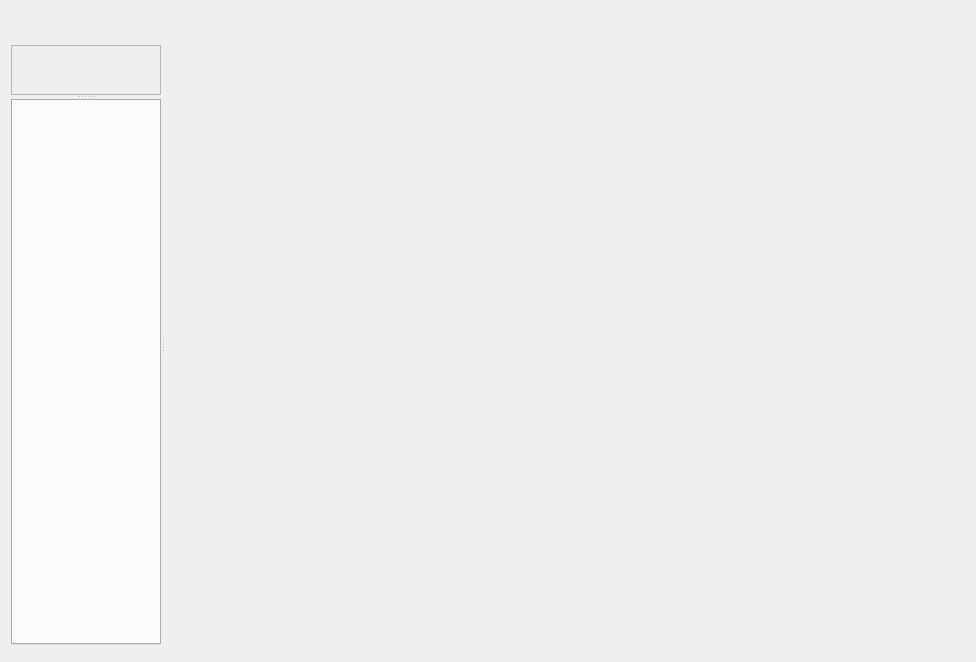
The window that Code/Mantid/Vates/VatesSimpleGui/ViewWidgets/inc/MantidVatesSimpleGuiViewWidgets/MdViewerWidget.ui (mantidproject/mantid) describes before a commit, drawn with Qt 5.
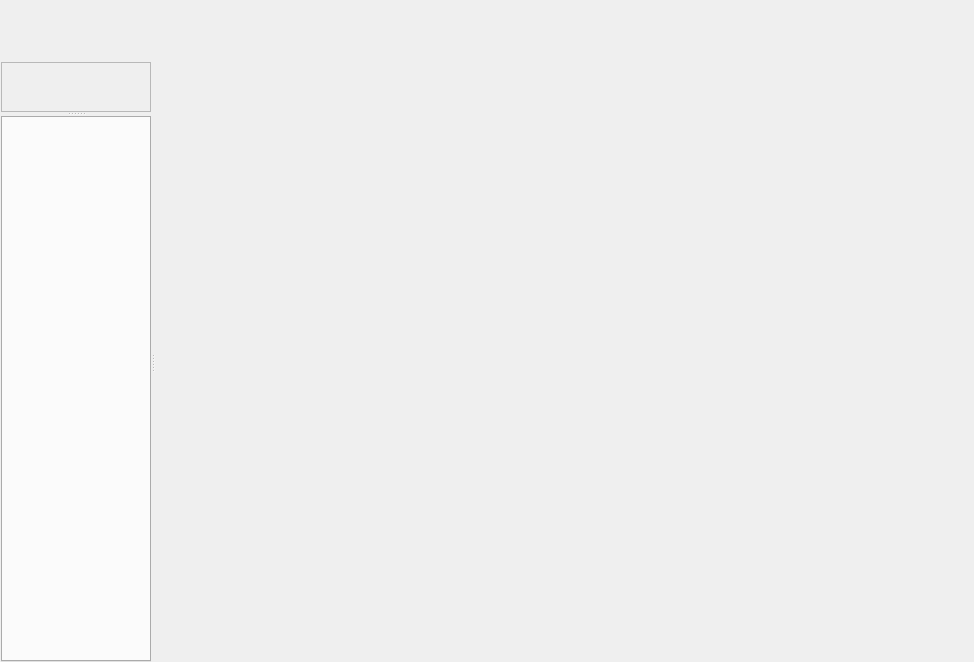
The same window after the commit. Custom widgets are drawn as their Qt base class.

Commit message: Refs #4095. Adjusting main widget margins.

```diff
--- a/Code/Mantid/Vates/VatesSimpleGui/ViewWidgets/inc/MantidVatesSimpleGuiViewWidgets/MdViewerWidget.ui
+++ b/Code/Mantid/Vates/VatesSimpleGui/ViewWidgets/inc/MantidVatesSimpleGuiViewWidgets/MdViewerWidget.ui
@@ -14,6 +14,21 @@
    <string>Form</string>
   </property>
   <layout class="QVBoxLayout" name="verticalLayout">
+   <property name="spacing">
+    <number>0</number>
+   </property>
+   <property name="leftMargin">
+    <number>1</number>
+   </property>
+   <property name="topMargin">
+    <number>0</number>
+   </property>
+   <property name="rightMargin">
+    <number>1</number>
+   </property>
+   <property name="bottomMargin">
+    <number>0</number>
+   </property>
    <item>
     <layout class="QHBoxLayout" name="horizontalLayout">
      <item>
```
